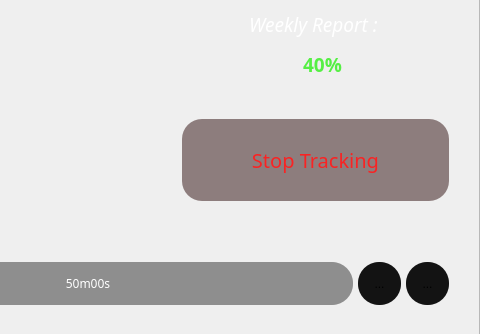
Pushkar-Adari/Just-Blink, file app.ui: the form before one commit; both pictures show x 320 to 800 and y 236 to 570 of the 800 by 570 pixel window.
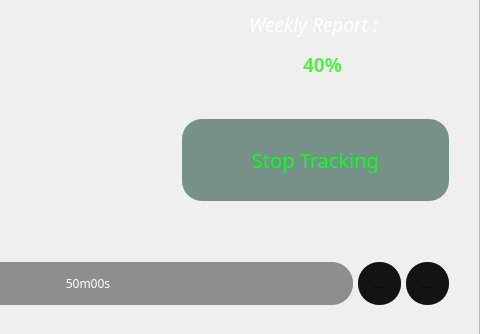
The form after the commit. Icons and pictures are not drawn.

What changed in the file:
```diff
--- a/app.ui
+++ b/app.ui
@@ -47,11 +47,16 @@
      <enum>Qt::DefaultContextMenu</enum>
     </property>
     <property name="styleSheet">
-     <string notr="true">background-color: rgba(43, 11, 11,0.5);
+     <string notr="true">QPushButton{background-color: rgba(1,50,32,0.5);
+border-radius:20;
+color: rgb(10,255,35);
+font: 63 14.5pt &quot;Poppins SemiBold&quot;;
+}
+QPushButton:checked{background-color: rgba(43, 11, 11,0.5);
 border-radius:20;
 color: rgb(249,35,35);
 font: 63 14.5pt &quot;Poppins SemiBold&quot;;
-
+}
 </string>
     </property>
     <property name="text">
```
